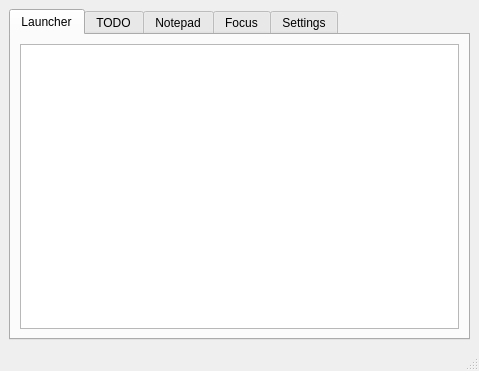
Before: the Qt Designer form mainwindow.ui in jplozf/vostok, drawn with Qt 5.
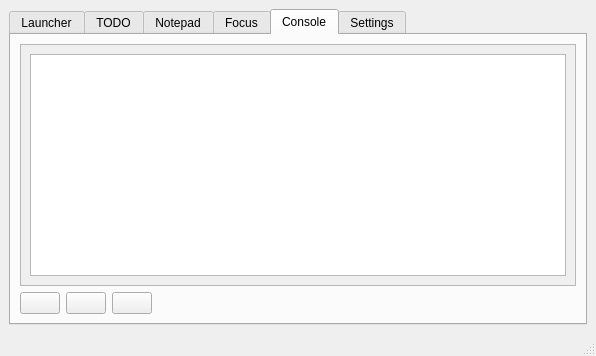
After: the same form once the commit is applied. Icons and pictures are not drawn.

The edit to the form file:
```diff
--- a/mainwindow.ui
+++ b/mainwindow.ui
@@ -6,8 +6,8 @@
    <rect>
     <x>0</x>
     <y>0</y>
-    <width>479</width>
-    <height>371</height>
+    <width>596</width>
+    <height>356</height>
    </rect>
   </property>
   <property name="windowTitle">
@@ -18,7 +18,7 @@
     <item row="0" column="0">
      <widget class="QTabWidget" name="tabWidget">
       <property name="currentIndex">
-       <number>0</number>
+       <number>4</number>
       </property>
       <widget class="QWidget" name="tabLauncher">
        <attribute name="icon">
@@ -158,6 +158,116 @@
         </item>
        </layout>
       </widget>
+      <widget class="QWidget" name="tabConsole">
+       <attribute name="icon">
+        <iconset resource="vostok.qrc">
+         <normaloff>:/png/16x16/Computer.png</normaloff>:/png/16x16/Computer.png</iconset>
+       </attribute>
+       <attribute name="title">
+        <string>Console</string>
+       </attribute>
+       <layout class="QGridLayout" name="gridLayout_7">
+        <item row="0" column="0">
+         <layout class="QVBoxLayout" name="verticalLayout_2">
+          <item>
+           <widget class="QScrollArea" name="scrollArea_2">
+            <property name="widgetResizable">
+             <bool>true</bool>
+            </property>
+            <widget class="QWidget" name="scrollAreaWidgetContents_2">
+             <property name="geometry">
+              <rect>
+               <x>0</x>
+               <y>0</y>
+               <width>552</width>
+               <height>211</height>
+              </rect>
+             </property>
+             <layout class="QGridLayout" name="gridLayout_8">
+              <item row="0" column="0">
+               <widget class="QTextEdit" name="txtConsole">
+                <property name="font">
+                 <font>
+                  <family>Consolas</family>
+                 </font>
+                </property>
+                <property name="readOnly">
+                 <bool>true</bool>
+                </property>
+               </widget>
+              </item>
+             </layout>
+            </widget>
+           </widget>
+          </item>
+          <item>
+           <layout class="QHBoxLayout" name="horizontalLayout">
+            <item>
+             <widget class="QPushButton" name="btnClearConsole">
+              <property name="text">
+               <string/>
+              </property>
+              <property name="icon">
+               <iconset resource="vostok.qrc">
+                <normaloff>:/png/16x16/Trash.png</normaloff>:/png/16x16/Trash.png</iconset>
+              </property>
+             </widget>
+            </item>
+            <item>
+             <widget class="QPushButton" name="btnOpenFile">
+              <property name="text">
+               <string/>
+              </property>
+              <property name="icon">
+               <iconset resource="vostok.qrc">
+                <normaloff>:/png/16x16/Document Text.png</normaloff>:/png/16x16/Document Text.png</iconset>
+              </property>
+             </widget>
+            </item>
+            <item>
+             <widget class="QPushButton" name="btnCloseFile">
+              <property name="text">
+               <string/>
+              </property>
+              <property name="icon">
+               <iconset resource="vostok.qrc">
+                <normaloff>:/png/16x16/Cancel.png</normaloff>:/png/16x16/Cancel.png</iconset>
+              </property>
+             </widget>
+            </item>
+            <item>
+             <widget class="QLabel" name="lblOpenFile">
+              <property name="text">
+               <string/>
+              </property>
+             </widget>
+            </item>
+            <item>
+             <spacer name="horizontalSpacer">
+              <property name="orientation">
+               <enum>Qt::Horizontal</enum>
+              </property>
+              <property name="sizeHint" stdset="0">
+               <size>
+                <width>40</width>
+                <height>20</height>
+               </size>
+              </property>
+             </spacer>
+            </item>
+            <item>
+             <widget class="QLabel" name="lblPID">
+              <property name="text">
+               <string/>
+              </property>
+             </widget>
+            </item>
+           </layout>
+          </item>
+         </layout>
+        </item>
+       </layout>
+      </widget>
       <widget class="QWidget" name="tabSettings">
        <attribute name="icon">
         <iconset resource="vostok.qrc">
```
Left out of the diff: 28 changed lines with no effect on the pictures.
